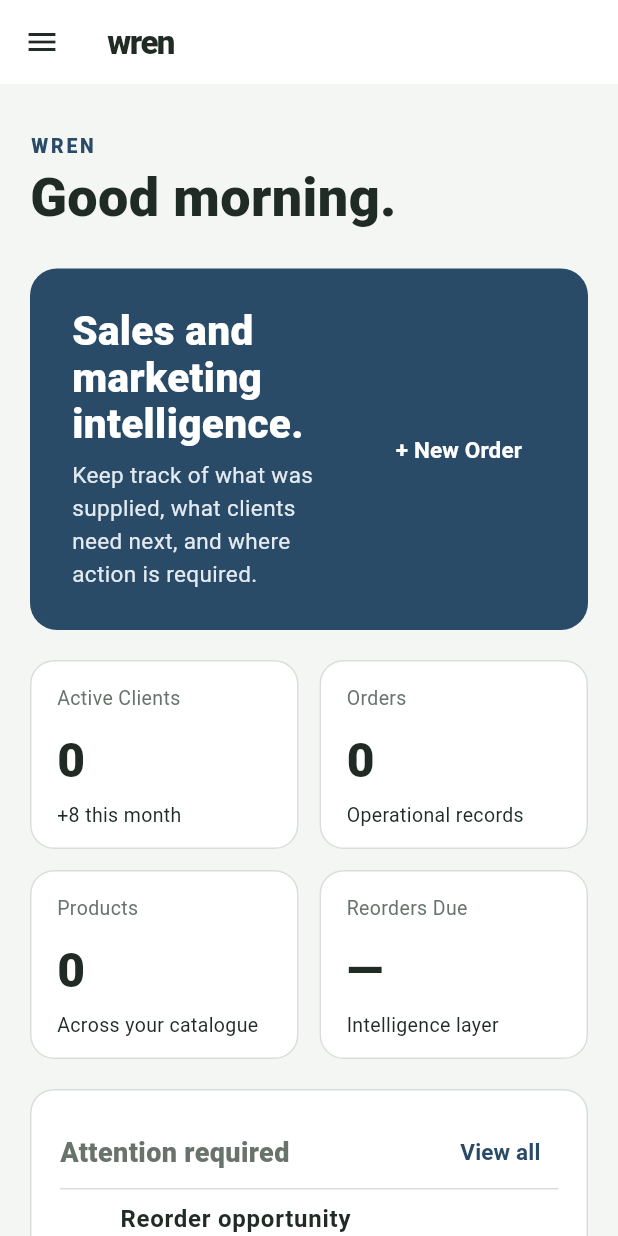
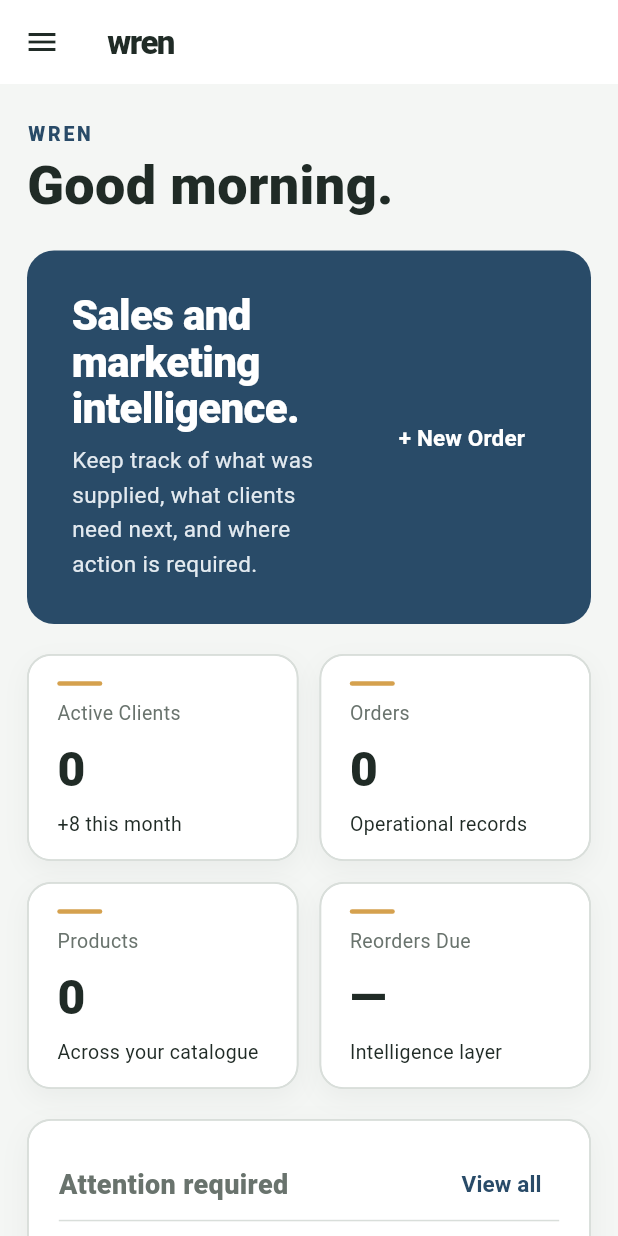
Before and after one commit to panashegwapedza/ASAM, a Flutter app: the screen it shows once a user with an empty profile is signed in, on a phone screen of 412 x 824 dp. Run offline on Flutter 3.47's test engine with Material 3 defaults, Android fonts, the phone set to English and light mode, and no system bars; our stand-ins replace supabase_flutter; accounts and stored records are empty; Roboto replaces fonts that are missing (Arial).

Commit message:
Strengthen Wren dashboard visual hierarchy and card design

```diff
--- a/lib/features/dashboard/presentation/dashboard_page.dart
+++ b/lib/features/dashboard/presentation/dashboard_page.dart
@@ -63,15 +63,15 @@
       onRefresh: _loadSummary,
       child: SingleChildScrollView(
         physics: const AlwaysScrollableScrollPhysics(),
-        padding: EdgeInsets.fromLTRB(compact ? 20 : 36, 32, compact ? 20 : 36, 40),
+        padding: EdgeInsets.fromLTRB(compact ? 18 : 34, compact ? 24 : 30, compact ? 18 : 34, 44),
         child: Center(
           child: ConstrainedBox(
-            constraints: const BoxConstraints(maxWidth: 1280),
+            constraints: const BoxConstraints(maxWidth: 1320),
             child: Column(
               crossAxisAlignment: CrossAxisAlignment.start,
               children: [
                 _Header(onSearch: (_) {}, compact: compact),
-                const SizedBox(height: 28),
+                const SizedBox(height: 24),
                 _Hero(onNewOrder: () => widget.onNavigate(3)),
                 const SizedBox(height: 20),
                 _MetricGrid(
@@ -159,7 +159,7 @@
   Widget build(BuildContext context) {
     return Container(
       width: double.infinity,
-      padding: const EdgeInsets.fromLTRB(28, 26, 26, 26),
+      padding: const EdgeInsets.fromLTRB(30, 28, 26, 28),
       decoration: BoxDecoration(
         color: AsamTheme.navy,
         borderRadius: BorderRadius.circular(18),
@@ -170,9 +170,9 @@
             child: Column(
               crossAxisAlignment: CrossAxisAlignment.start,
               children: [
-                Text('Sales and marketing intelligence.', style: TextStyle(fontSize: 27, height: 1.15, fontWeight: FontWeight.w800, color: Colors.white)),
+                Text('Sales and marketing intelligence.', style: TextStyle(fontSize: 28, height: 1.12, fontWeight: FontWeight.w800, letterSpacing: -0.4, color: Colors.white)),
                 SizedBox(height: 8),
-                Text('Keep track of what was supplied, what clients need next, and where action is required.', style: TextStyle(fontSize: 15, height: 1.45, color: Color(0xFFE3EAF0))),
+                Text('Keep track of what was supplied, what clients need next, and where action is required.', style: TextStyle(fontSize: 15, height: 1.5, color: Color(0xFFE3EAF0))),
               ],
             ),
           ),
@@ -209,7 +209,7 @@
       itemCount: cards.length,
       gridDelegate: SliverGridDelegateWithFixedCrossAxisCount(
         crossAxisCount: compact ? 2 : 4,
-        mainAxisExtent: 126,
+        mainAxisExtent: 138,
         crossAxisSpacing: 14,
         mainAxisSpacing: 14,
       ),
@@ -232,11 +232,20 @@
   @override
   Widget build(BuildContext context) {
     return Card(
-      child: Padding(
-        padding: const EdgeInsets.fromLTRB(18, 16, 18, 14),
+      elevation: 0,
+      child: Container(
+        decoration: BoxDecoration(
+          color: Colors.white,
+          borderRadius: BorderRadius.circular(16),
+          border: Border.all(color: const Color(0xFFD4DBD7), width: 1.2),
+          boxShadow: const [BoxShadow(color: Color(0x0D1F2D27), blurRadius: 14, offset: Offset(0, 6))],
+        ),
+        padding: const EdgeInsets.fromLTRB(19, 17, 19, 15),
         child: Column(
           crossAxisAlignment: CrossAxisAlignment.start,
           children: [
+            Container(width: 30, height: 3, decoration: BoxDecoration(color: AsamTheme.gold, borderRadius: BorderRadius.circular(4))),
+            const SizedBox(height: 9),
             Text(data.title, style: const TextStyle(fontSize: 13, color: AsamTheme.muted)),
             const Spacer(),
             Text(data.value, style: const TextStyle(fontSize: 32, fontWeight: FontWeight.w800, color: AsamTheme.ink)),
@@ -262,7 +271,14 @@
       ('Stock movement', 'High-frequency product showing increased demand', '+18%', Color(0xFF3A6488)),
     ];
     return Card(
-      child: Padding(
+      elevation: 0,
+      child: Container(
+        decoration: BoxDecoration(
+          color: Colors.white,
+          borderRadius: BorderRadius.circular(16),
+          border: Border.all(color: const Color(0xFFD4DBD7), width: 1.2),
+          boxShadow: const [BoxShadow(color: Color(0x0D1F2D27), blurRadius: 16, offset: Offset(0, 7))],
+        ),
         padding: const EdgeInsets.fromLTRB(20, 18, 20, 8),
         child: Column(
           children: [
@@ -299,7 +315,14 @@
   @override
   Widget build(BuildContext context) {
     return Card(
-      child: Padding(
+      elevation: 0,
+      child: Container(
+        decoration: BoxDecoration(
+          color: Colors.white,
+          borderRadius: BorderRadius.circular(16),
+          border: Border.all(color: const Color(0xFFD4DBD7), width: 1.2),
+          boxShadow: const [BoxShadow(color: Color(0x0D1F2D27), blurRadius: 16, offset: Offset(0, 7))],
+        ),
         padding: const EdgeInsets.fromLTRB(20, 18, 20, 20),
         child: Column(
           crossAxisAlignment: CrossAxisAlignment.start,
@@ -336,13 +359,13 @@
   @override
   Widget build(BuildContext context) {
     return Material(
-      color: const Color(0xFFF0F2F0),
-      borderRadius: BorderRadius.circular(10),
+      color: const Color(0xFFF5F7F5),
+      borderRadius: BorderRadius.circular(12),
       child: InkWell(
         onTap: onTap,
         borderRadius: BorderRadius.circular(10),
         child: Padding(
-          padding: const EdgeInsets.fromLTRB(14, 12, 10, 10),
+          padding: const EdgeInsets.fromLTRB(15, 14, 12, 12),
           child: Column(
             crossAxisAlignment: CrossAxisAlignment.start,
             children: [
```
